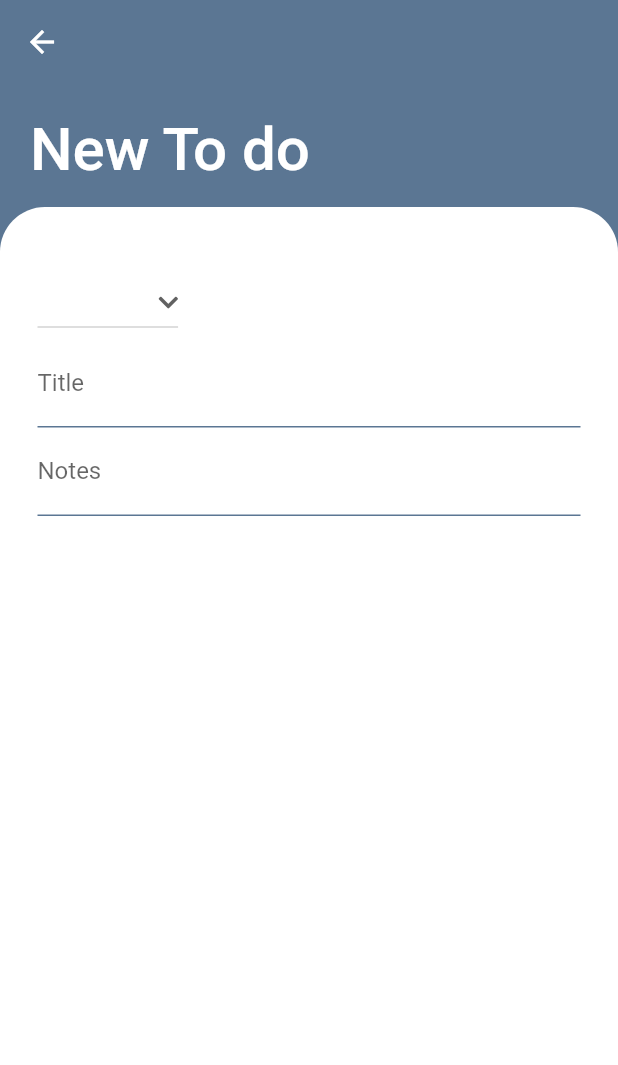
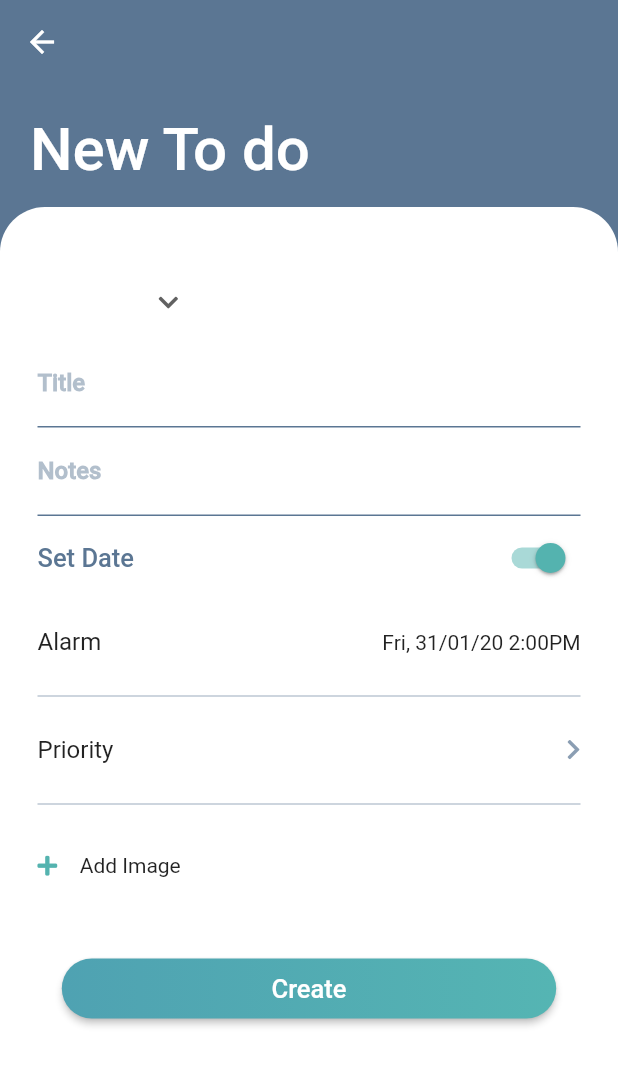
Before and after one commit to gerald-tetteh/todo-app-flutter, a Flutter app: the CreateTodo screen opened by its route, on a phone screen of 412 x 824 dp. Shown: the top 1065 px of the screen. Run offline on Flutter 3.47's test engine with Material 2 defaults, Android fonts, the phone set to English and light mode, and no system bars; our stand-ins replace font_awesome_flutter, hive, hive_flutter; missing offline and left inert: flex_color_picker, flutter_iconpicker; accounts and stored records are empty; statements that could not run were skipped.

Commit message:
add new todo form fields name datetime pickers

```diff
--- a/lib/pages/create_todo.dart
+++ b/lib/pages/create_todo.dart
@@ -3,10 +3,15 @@
  * Todo App
  * Create Todo
 */
+import 'dart:io';
+
+import 'package:flutter/cupertino.dart';
 import 'package:flutter/material.dart';
 import 'package:font_awesome_flutter/font_awesome_flutter.dart';
 import 'package:hive_flutter/hive_flutter.dart';
+import 'package:todo_app/widgets/gradient_button.dart';
 
+import '../widgets/list_divider.dart';
 import '../models/todo.dart';
 import '../utils/color_utils.dart';
 import '../models/todo_folder.dart';
@@ -70,6 +75,59 @@ class _CreateTodoState extends State<CreateTodo> {
     }).toList();
   }
 
+  Future<void> showDateAndTimePicker() async {
+    final now = DateTime.now();
+    if (Platform.isIOS) {
+      await showCupertinoModalPopup(
+        context: context,
+        builder: (context) {
+          return CupertinoPickerContainer(
+            picker: CupertinoDatePicker(
+              mode: CupertinoDatePickerMode.date,
+              initialDateTime: now,
+              minimumDate: now,
+              maximumDate: DateTime(now.year + 10),
+              onDateTimeChanged: (date) => _alarmDateTime = date,
+            ),
+          );
+        },
+      );
+      if (_alarmDateTime != null) {
+        await showCupertinoModalPopup(
+          context: context,
+          builder: (context) {
+            return CupertinoPickerContainer(
+              picker: CupertinoDatePicker(
+                mode: CupertinoDatePickerMode.time,
+                initialDateTime: now,
+                minimumDate: now,
+                maximumDate: DateTime(now.year + 10),
+                onDateTimeChanged: (date) =>
+                    _alarmTimeOfDay = TimeOfDay.fromDateTime(date),
+              ),
+            );
+          },
+        );
+      }
+    } else {
+      _alarmDateTime = await showDatePicker(
+        context: context,
+        initialDate: now,
+        firstDate: now,
+        lastDate: DateTime(now.year + 10),
+      );
+      if (_alarmDateTime != null) {
+        _alarmTimeOfDay = await showTimePicker(
+          context: context,
+          initialTime: TimeOfDay.fromDateTime(now),
+          builder: (context, child) {
+            return child!;
+          },
+        );
+      }
+    }
+  }
+
   @override
   void initState() {
     super.initState();
@@ -81,7 +139,15 @@ class _CreateTodoState extends State<CreateTodo> {
   }
 
   @override
+  void dispose() {
+    _titleController.dispose();
+    _notesController.dispose();
+    super.dispose();
+  }
+
+  @override
   Widget build(BuildContext context) {
+    final theme = Theme.of(context);
     return BackgroundStackNoAnim(
       scale: 2,
       content: ScaffoldBoilerPlate(
@@ -102,6 +168,7 @@ class _CreateTodoState extends State<CreateTodo> {
                   crossAxisAlignment: CrossAxisAlignment.start,
                   children: [
                     DropdownButton<dynamic>(
+                      underline: const SizedBox(),
                       onChanged: (folderKey) {
                         setState(() => _dropDownValue = folderKey);
                       },
@@ -136,6 +203,61 @@ class _CreateTodoState extends State<CreateTodo> {
                       },
                       onSaved: (notes) => _notes = notes!,
                     ),
+                    SwitchListTile.adaptive(
+                      contentPadding: EdgeInsets.zero,
+                      value: _setAlarm,
+                      onChanged: (value) => setState(() => _setAlarm = value),
+                      activeColor: ColorUtils.lightGreen,
+                      title: Text(
+                        "Set Date",
+                        style: theme.textTheme.headline2,
+                      ),
+                    ),
+                    ListTile(
+                      onTap: showDateAndTimePicker,
+                      contentPadding: EdgeInsets.zero,
+                      title: const Text("Alarm"),
+                      trailing: const Text("Fri, 31/01/20 2:00PM"),
+                    ),
+                    const ListDivider(),
+                    ListTile(
+                      contentPadding: EdgeInsets.zero,
+                      title: const Text("Priority"),
+                      trailing: FaIcon(
+                        FontAwesomeIcons.chevronRight,
+                        size: 15,
+                        color: ColorUtils.blueGrey.withAlpha(180),
+                      ),
+                    ),
+                    const ListDivider(),
+                    Padding(
+                      padding: const EdgeInsets.only(top: 25),
+                      child: Row(
+                        children: const [
+                          FaIcon(
+                            FontAwesomeIcons.plus,
+                            size: 15,
+                            color: ColorUtils.lightGreen,
+                          ),
+                          SizedBox(
+                            width: 15,
+                          ),
+                          Text("Add Image"),
+                        ],
+                      ),
+                    ),
+                    Padding(
+                      padding: const EdgeInsets.only(
+                        top: 50,
+                        bottom: 10,
+                      ),
+                      child: Center(
+                        child: GradientButton(
+                          submit: () async {},
+                          text: "Create",
+                        ),
+                      ),
+                    ),
                   ],
                 ),
               ),
@@ -146,3 +268,48 @@ class _CreateTodoState extends State<CreateTodo> {
     );
   }
 }
+
+class CupertinoPickerContainer extends StatelessWidget {
+  const CupertinoPickerContainer({
+    Key? key,
+    required this.picker,
+  }) : super(key: key);
+
+  final Widget picker;
+
+  @override
+  Widget build(BuildContext context) {
+    final mediaQuery = MediaQuery.of(context);
+    return Container(
+      height: mediaQuery.size.height * 0.4,
+      width: double.infinity,
+      color: ColorUtils.white,
+      child: Column(
+        children: [
+          Padding(
+            padding: const EdgeInsets.symmetric(
+              horizontal: 10,
+            ),
+            child: Row(
+              children: [
+                const Spacer(),
+                TextButton(
+                  onPressed: Navigator.of(context).pop,
+                  child: const Text(
+                    "Done",
+                    style: TextStyle(
+                      color: ColorUtils.lightGreen,
+                    ),
+                  ),
+                ),
+              ],
+            ),
+          ),
+          Expanded(
+            child: picker,
+          ),
+        ],
+      ),
+    );
+  }
+}
--- a/lib/widgets/text_field_form.dart
+++ b/lib/widgets/text_field_form.dart
@@ -23,7 +23,11 @@ class TextFieldForm extends StatelessWidget {
 
   @override
   Widget build(BuildContext context) {
-    return TextFormField(
+    return Padding(
+      padding: EdgeInsets.only(
+        bottom: MediaQuery.of(context).viewInsets.bottom,
+      ),
+      child: TextFormField(
         controller: textController,
         decoration: InputDecoration(
           border: const UnderlineInputBorder(
@@ -36,11 +40,15 @@ class TextFieldForm extends StatelessWidget {
               color: ColorUtils.blueGrey,
             ),
           ),
-        hintText: hintAndLabelText,
           labelText: hintAndLabelText,
+          labelStyle: TextStyle(
+            fontWeight: FontWeight.w900,
+            color: ColorUtils.blueGrey.withAlpha(120),
+          ),
         ),
         validator: validator,
         onSaved: onSaved,
+      ),
     );
   }
 }
```
Lines whose indentation alone changed are shown as unchanged.
